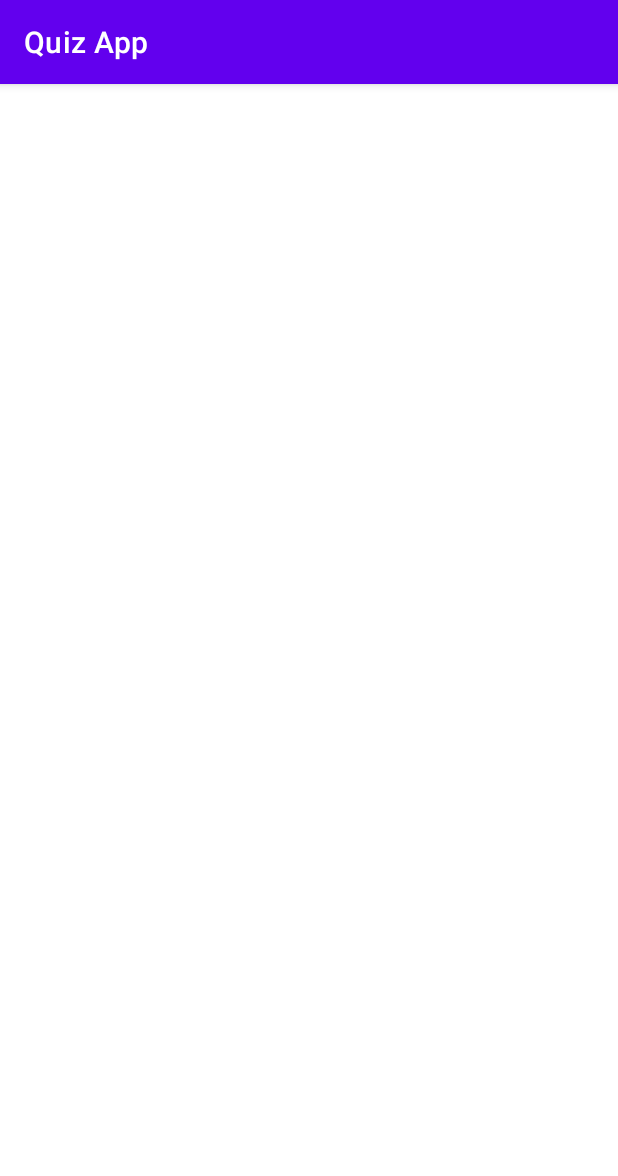
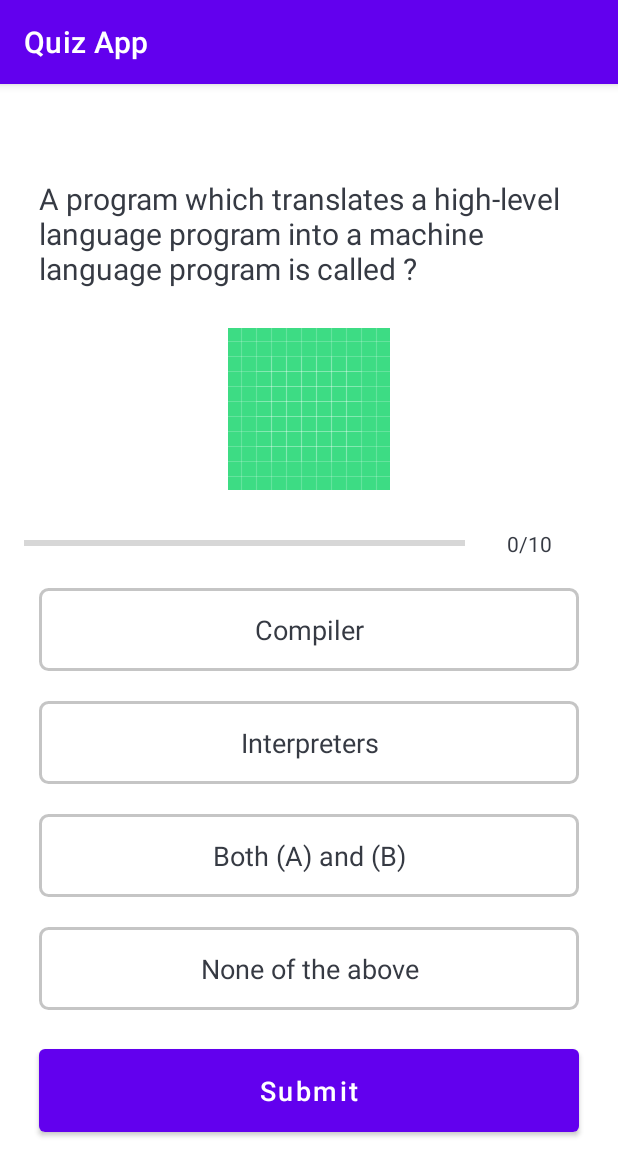
Before and after one commit to vijayskk/quizappkotlin, an Android app: the QuizQuestionActivity screen opened directly, with no data from a screen before it, on a phone screen of 412 x 824 dp. Shown: the top 1176 px of the screen. Run offline under Robolectric (Android 15) with nearby library versions, the phone set to English and light mode, and no system bars.

Commit message:
Quiz Ui Finished

```diff
--- /dev/null
+++ b/app/src/main/res/drawable/def_op_border.xml
@@ -0,0 +1,17 @@
+<?xml version="1.0" encoding="utf-8"?>
+<shape xmlns:android="http://schemas.android.com/apk/res/android"
+    android:shape="rectangle"
+    >
+    <stroke
+        android:width="2dp"
+        android:color="#C5C5C5"
+
+        />
+    <solid
+        android:color="@color/white"
+        />
+    <corners
+        android:radius="5dp"
+        />
+
+</shape>
--- a/app/src/main/res/layout/activity_quiz_question.xml
+++ b/app/src/main/res/layout/activity_quiz_question.xml
@@ -19,7 +19,119 @@
         <TextView
             android:id="@+id/question"
             android:layout_width="match_parent"
-            android:layout_height="wrap_content" />
+            android:layout_height="wrap_content"
+            android:layout_margin="10dp"
+            android:textAlignment="textStart"
+            android:textColor="#363A43"
+            android:textSize="20dp"
+            android:text="A program which translates a high-level language program into a machine language program is called ?"
+            />
+        <ImageView
+            android:id="@+id/image"
+            android:layout_width="wrap_content"
+            android:layout_height="wrap_content"
+            android:layout_marginTop="16dp"
+            android:src="@drawable/ic_launcher_background"
+
+            />
+
+        <!--    Progress bar    -->
+        <LinearLayout
+            android:layout_width="match_parent"
+            android:layout_height="wrap_content"
+            android:layout_marginTop="16dp"
+            android:gravity="center_vertical"
+            android:orientation="horizontal"
+            >
+
+            <ProgressBar
+                android:id="@+id/pbar"
+                style="?android:attr/progressBarStyleHorizontal"
+                android:layout_width="0dp"
+                android:layout_height="wrap_content"
+                android:layout_weight="9"
+                android:max="10"
+                android:minHeight="15dp"
+                android:progress="0"
+                android:indeterminate="false"
+                />
+
+            <TextView
+                android:id="@+id/progress"
+                android:layout_width="0dp"
+                android:layout_weight="2"
+                android:layout_height="wrap_content"
+                android:layout_margin="10dp"
+                android:textAlignment="center"
+                android:textColor="#363A43"
+                android:text="0/10"
+                />
+
+
+        </LinearLayout>
+
+<!--        Options    -->
+        <TextView
+            android:id="@+id/option1"
+            android:layout_width="match_parent"
+            android:layout_height="wrap_content"
+            android:background="@drawable/def_op_border"
+            android:layout_margin="10dp"
+            android:gravity="center"
+            android:textColor="#363A43"
+            android:text="Compiler"
+            android:padding="15dp"
+            android:textSize="18sp"
+            />
+
+        <TextView
+            android:id="@+id/option2"
+            android:layout_width="match_parent"
+            android:layout_height="wrap_content"
+            android:background="@drawable/def_op_border"
+            android:layout_margin="10dp"
+            android:gravity="center"
+            android:textColor="#363A43"
+            android:text="Interpreters"
+            android:padding="15dp"
+            android:textSize="18sp"
+            />
+
+        <TextView
+            android:id="@+id/option3"
+            android:layout_width="match_parent"
+            android:layout_height="wrap_content"
+            android:background="@drawable/def_op_border"
+            android:layout_margin="10dp"
+            android:gravity="center"
+            android:textColor="#363A43"
+            android:text="Both (A) and (B)"
+            android:padding="15dp"
+            android:textSize="18sp"
+            />
+
+        <TextView
+            android:id="@+id/option4"
+            android:layout_width="match_parent"
+            android:layout_height="wrap_content"
+            android:background="@drawable/def_op_border"
+            android:layout_margin="10dp"
+            android:gravity="center"
+            android:textColor="#363A43"
+            android:text="None of the above"
+            android:padding="15dp"
+            android:textSize="18sp"
+            />
+
+        <Button
+            android:layout_width="match_parent"
+            android:layout_height="wrap_content"
+            android:text="Submit"
+            android:textAllCaps="false"
+            android:layout_margin="10dp"
+            android:paddingVertical="15dp"
+            android:textSize="18sp"
+            />
 
 
     </LinearLayout>
```
